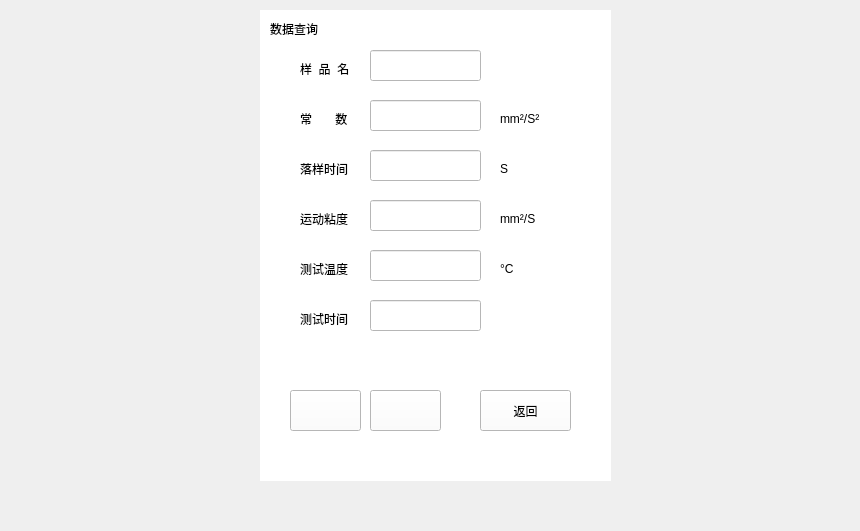
Before: the Qt Designer form viscomterquery.ui in 1996zjun/foutinone, drawn with Qt 5.
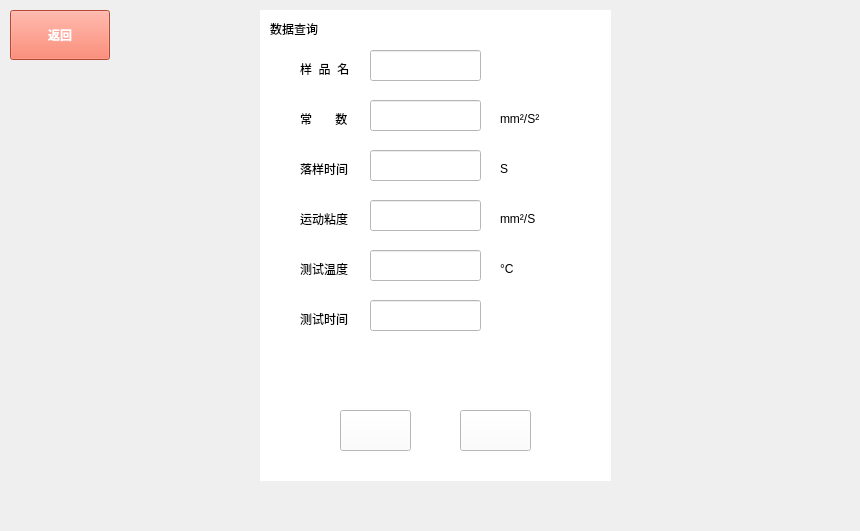
After: the same form once the commit is applied. Icons and pictures are not drawn.

What changed in the file:
```diff
--- a/viscomterquery.ui
+++ b/viscomterquery.ui
@@ -218,8 +218,8 @@
    <widget class="QPushButton" name="pushButton_2">
     <property name="geometry">
      <rect>
-      <x>30</x>
-      <y>380</y>
+      <x>80</x>
+      <y>400</y>
       <width>71</width>
       <height>41</height>
      </rect>
@@ -234,8 +234,8 @@
    <widget class="QPushButton" name="pushButton_3">
     <property name="geometry">
      <rect>
-      <x>110</x>
-      <y>380</y>
+      <x>200</x>
+      <y>400</y>
       <width>71</width>
       <height>41</height>
      </rect>
@@ -247,19 +247,6 @@
      <iconset theme="go-next"/>
     </property>
    </widget>
-   <widget class="QPushButton" name="pushButton_4">
-    <property name="geometry">
-     <rect>
-      <x>220</x>
-      <y>380</y>
-      <width>91</width>
-      <height>41</height>
-     </rect>
-    </property>
-    <property name="text">
-     <string>返回</string>
-    </property>
-   </widget>
    <widget class="QLabel" name="label_11">
     <property name="geometry">
      <rect>
@@ -274,6 +261,22 @@
     </property>
    </widget>
   </widget>
+  <widget class="QPushButton" name="backButton">
+   <property name="geometry">
+    <rect>
+     <x>10</x>
+     <y>10</y>
+     <width>100</width>
+     <height>50</height>
+    </rect>
+   </property>
+   <property name="styleSheet">
+    <string notr="true">QPushButton { background: #FF6347; color: #fff; font-weight: bold; }</string>
+   </property>
+   <property name="text">
+    <string>返回</string>
+   </property>
+  </widget>
  </widget>
  <resources/>
  <connections/>
```
